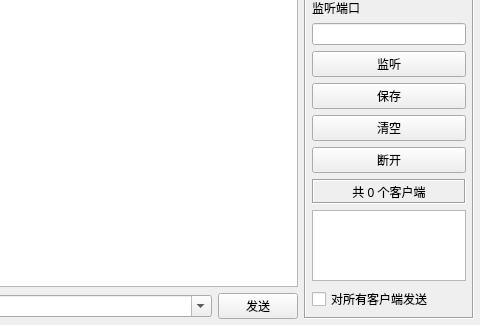
This is nettool/form/frmtcpserver.ui in feiyangqingyun/QWidgetDemo as Qt 5 draws it before an edit; both pictures show x 320 to 800 and y 275 to 600 of the 800 by 600 pixel window. The edited form follows.
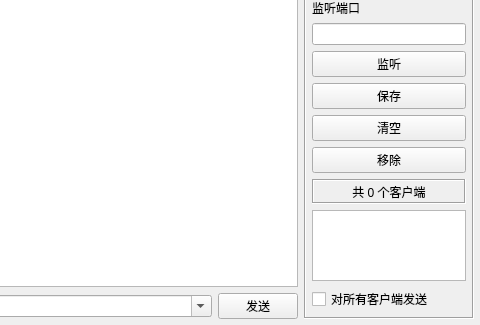
This is the edited form.

Diff of the .ui file:
```diff
--- a/nettool/form/frmtcpserver.ui
+++ b/nettool/form/frmtcpserver.ui
@@ -155,7 +155,7 @@
       <item>
        <widget class="QPushButton" name="btnClose">
         <property name="text">
-         <string>断开</string>
+         <string>移除</string>
         </property>
        </widget>
       </item>
```
Left out of the diff: 4 changed lines with no effect on the pictures.
